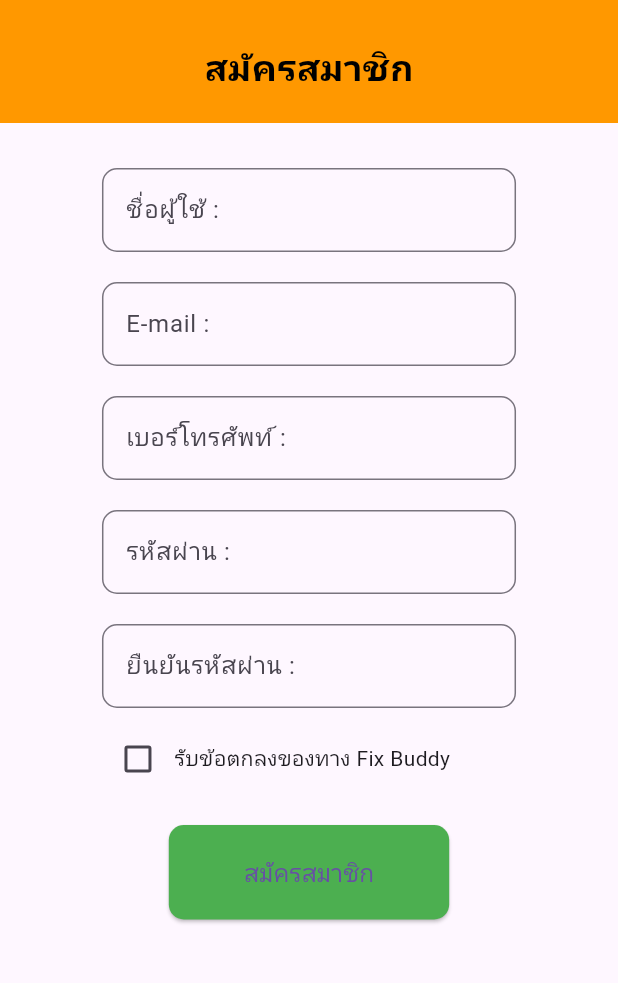
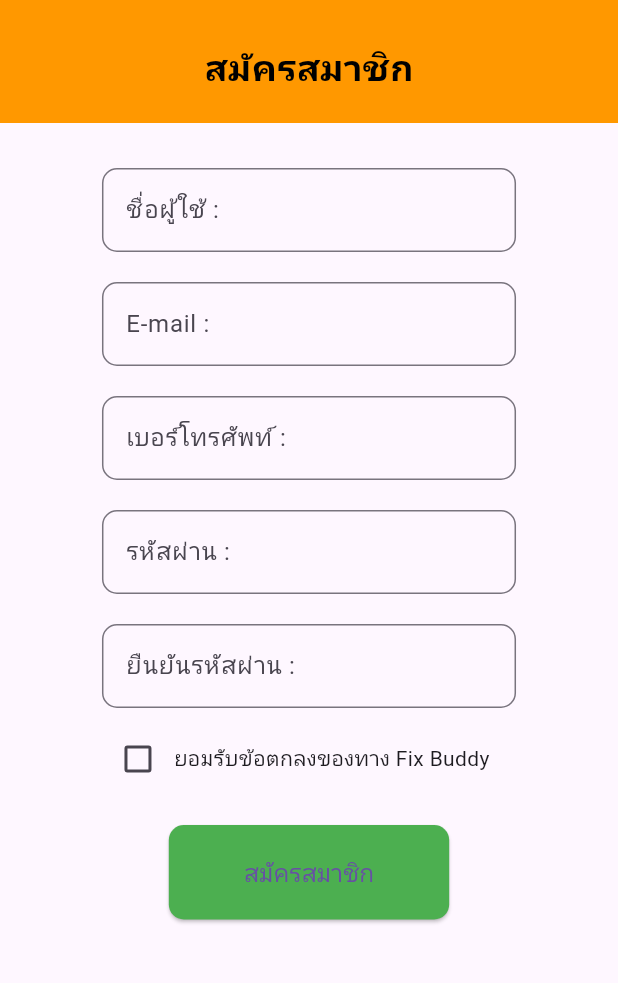
Before and after one commit to OleanEf/Fix-Buddy-App-test-, a Flutter app: the screen it shows after launch, on a phone screen of 412 x 824 dp, the part 72-1055 px from its top. Run offline on Flutter 3.47's test engine with Material 3 defaults, Android fonts, the phone set to English and light mode, and no system bars.

Commit message:
commit 4

```diff
--- a/lib/register.dart
+++ b/lib/register.dart
@@ -80,7 +80,7 @@ class RegisterScreen extends StatelessWidget {
                           Checkbox(value: false, onChanged: (value) {}),
                           const Expanded(
                             child: Text(
-                              'รับข้อตกลงของทาง Fix Buddy',
+                              'ยอมรับข้อตกลงของทาง Fix Buddy',
                               style: TextStyle(fontSize: 14),
                             ),
                           ),
```
